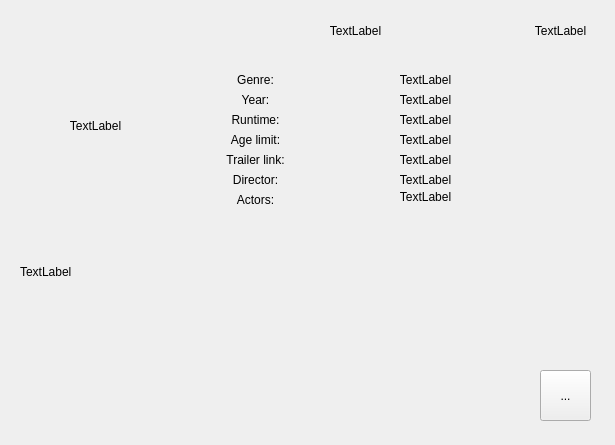
Old version of the form source/interface/MovieCardInfo.ui in the repository ValldemarXorin/Labs-2-cours.
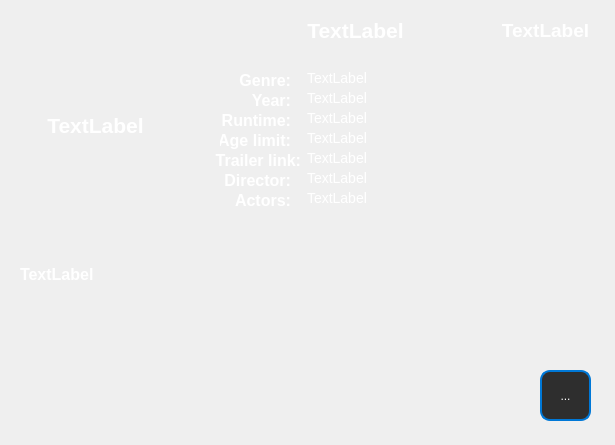
New version of the form.

Commit message: +autoselection movie (commented)

```diff
--- a/source/interface/MovieCardInfo.ui
+++ b/source/interface/MovieCardInfo.ui
@@ -13,6 +13,14 @@
   <property name="windowTitle">
    <string>MovieCardInfo</string>
   </property>
+  <property name="styleSheet">
+   <string notr="true">QWidget {
+                background: qlineargradient(x1: 0, y1: 0, x2: 1, y2: 0, 
+                                    stop: 0 #1E1E1E, /* Начальный цвет (темный) */
+                                    stop: 1 #001f3f); /* Конечный цвет (темно-синий) */
+        color: #FFFFFF; /* Цвет текста по умолчанию */
+    }</string>
+  </property>
   <widget class="QLabel" name="PosterLink">
    <property name="geometry">
     <rect>
@@ -22,6 +30,14 @@
      <height>231</height>
     </rect>
    </property>
+   <property name="styleSheet">
+    <string notr="true">QLabel {
+		background-color: none;
+        color: #FFFFFF; /* Цвет текста */
+        font: bold 16pt; /* Прописной стиль текста */
+        text-align: center; /* Выравнивание текста по центру */
+    }</string>
+   </property>
    <property name="text">
     <string>TextLabel</string>
    </property>
@@ -38,6 +54,14 @@
      <height>41</height>
     </rect>
    </property>
+   <property name="styleSheet">
+    <string notr="true">QLabel {
+		background-color: none;
+        color: #FFFFFF; /* Цвет текста */
+        font: bold 16pt; /* Прописной стиль текста */
+        text-align: center; /* Выравнивание текста по центру */
+    }</string>
+   </property>
    <property name="text">
     <string>TextLabel</string>
    </property>
@@ -54,27 +78,45 @@
      <height>20</height>
     </rect>
    </property>
+   <property name="styleSheet">
+    <string notr="true">QLabel {
+		background-color: none;
+        color: #FFFFFF; /* Цвет текста */
+        font: bold 12pt; /* Прописной стиль текста */
+        text-align: center; /* Выравнивание текста по центру */
+    }</string>
+   </property>
    <property name="text">
     <string>Genre:</string>
    </property>
    <property name="alignment">
-    <set>Qt::AlignmentFlag::AlignCenter</set>
+    <set>Qt::AlignmentFlag::AlignRight|Qt::AlignmentFlag::AlignTrailing|Qt::AlignmentFlag::AlignVCenter</set>
    </property>
   </widget>
   <widget class="QLabel" name="Genre">
    <property name="geometry">
     <rect>
-     <x>290</x>
+     <x>307</x>
      <y>70</y>
-     <width>271</width>
+     <width>280</width>
      <height>20</height>
     </rect>
    </property>
+   <property name="styleSheet">
+    <string notr="true">QLabel {
+		background-color: none;
+        color: #FFFFFF; /* Цвет текста */
+		font-size: 14px;
+		font-weight: 400;
+        /*font: bold 12pt;  Прописной стиль текста */
+        text-align: center; /* Выравнивание текста по центру */
+    }</string>
+   </property>
    <property name="text">
     <string>TextLabel</string>
    </property>
    <property name="alignment">
-    <set>Qt::AlignmentFlag::AlignCenter</set>
+    <set>Qt::AlignmentFlag::AlignLeading|Qt::AlignmentFlag::AlignLeft|Qt::AlignmentFlag::AlignTop</set>
    </property>
   </widget>
   <widget class="QLabel" name="YearText">
@@ -86,27 +128,45 @@
      <height>20</height>
     </rect>
    </property>
+   <property name="styleSheet">
+    <string notr="true">QLabel {
+		background-color: none;
+        color: #FFFFFF; /* Цвет текста */
+        font: bold 12pt; /* Прописной стиль текста */
+        text-align: center; /* Выравнивание текста по центру */
+    }</string>
+   </property>
    <property name="text">
     <string>Year:</string>
    </property>
    <property name="alignment">
-    <set>Qt::AlignmentFlag::AlignCenter</set>
+    <set>Qt::AlignmentFlag::AlignRight|Qt::AlignmentFlag::AlignTrailing|Qt::AlignmentFlag::AlignVCenter</set>
    </property>
   </widget>
   <widget class="QLabel" name="Year">
    <property name="geometry">
     <rect>
-     <x>290</x>
+     <x>307</x>
      <y>90</y>
-     <width>271</width>
+     <width>280</width>
      <height>20</height>
     </rect>
    </property>
+   <property name="styleSheet">
+    <string notr="true">QLabel {
+		background-color: none;
+        color: #FFFFFF; /* Цвет текста */
+		font-size: 14px;
+		font-weight: 400;
+        /*font: bold 12pt;  Прописной стиль текста */
+        text-align: center; /* Выравнивание текста по центру */
+    }</string>
+   </property>
    <property name="text">
     <string>TextLabel</string>
    </property>
    <property name="alignment">
-    <set>Qt::AlignmentFlag::AlignCenter</set>
+    <set>Qt::AlignmentFlag::AlignLeading|Qt::AlignmentFlag::AlignLeft|Qt::AlignmentFlag::AlignTop</set>
    </property>
   </widget>
   <widget class="QLabel" name="RuntimeText">
@@ -118,11 +178,19 @@
      <height>20</height>
     </rect>
    </property>
+   <property name="styleSheet">
+    <string notr="true">QLabel {
+		background-color: none;
+        color: #FFFFFF; /* Цвет текста */
+        font: bold 12pt; /* Прописной стиль текста */
+        text-align: center; /* Выравнивание текста по центру */
+    }</string>
+   </property>
    <property name="text">
     <string>Runtime:</string>
    </property>
    <property name="alignment">
-    <set>Qt::AlignmentFlag::AlignCenter</set>
+    <set>Qt::AlignmentFlag::AlignRight|Qt::AlignmentFlag::AlignTrailing|Qt::AlignmentFlag::AlignVCenter</set>
    </property>
   </widget>
   <widget class="QLabel" name="AgeLimitText">
@@ -134,75 +202,121 @@
      <height>20</height>
     </rect>
    </property>
+   <property name="styleSheet">
+    <string notr="true">QLabel {
+		background-color: none;
+        color: #FFFFFF; /* Цвет текста */
+        font: bold 12pt; /* Прописной стиль текста */
+        text-align: center; /* Выравнивание текста по центру */
+    }</string>
+   </property>
    <property name="text">
     <string>Age limit:</string>
    </property>
    <property name="alignment">
-    <set>Qt::AlignmentFlag::AlignCenter</set>
+    <set>Qt::AlignmentFlag::AlignRight|Qt::AlignmentFlag::AlignTrailing|Qt::AlignmentFlag::AlignVCenter</set>
    </property>
   </widget>
   <widget class="QLabel" name="Runtime">
    <property name="geometry">
     <rect>
-     <x>290</x>
+     <x>307</x>
      <y>110</y>
-     <width>271</width>
+     <width>280</width>
      <height>20</height>
     </rect>
    </property>
+   <property name="styleSheet">
+    <string notr="true">QLabel {
+		background-color: none;
+        color: #FFFFFF; /* Цвет текста */
+		font-size: 14px;
+		font-weight: 400;
+        /*font: bold 12pt;  Прописной стиль текста */
+        text-align: center; /* Выравнивание текста по центру */
+    }</string>
+   </property>
    <property name="text">
     <string>TextLabel</string>
    </property>
    <property name="alignment">
-    <set>Qt::AlignmentFlag::AlignCenter</set>
+    <set>Qt::AlignmentFlag::AlignLeading|Qt::AlignmentFlag::AlignLeft|Qt::AlignmentFlag::AlignTop</set>
    </property>
   </widget>
   <widget class="QLabel" name="AgeLimit">
    <property name="geometry">
     <rect>
-     <x>290</x>
+     <x>307</x>
      <y>130</y>
-     <width>271</width>
+     <width>280</width>
      <height>20</height>
     </rect>
    </property>
+   <property name="styleSheet">
+    <string notr="true">QLabel {
+		background-color: none;
+        color: #FFFFFF; /* Цвет текста */
+		font-size: 14px;
+		font-weight: 400;
+        /*font: bold 12pt;  Прописной стиль текста */
+        text-align: center; /* Выравнивание текста по центру */
+    }</string>
+   </property>
    <property name="text">
     <string>TextLabel</string>
    </property>
    <property name="alignment">
-    <set>Qt::AlignmentFlag::AlignCenter</set>
+    <set>Qt::AlignmentFlag::AlignLeading|Qt::AlignmentFlag::AlignLeft|Qt::AlignmentFlag::AlignTop</set>
    </property>
   </widget>
   <widget class="QLabel" name="TrailerLinkText">
    <property name="geometry">
     <rect>
-     <x>220</x>
+     <x>210</x>
      <y>150</y>
-     <width>71</width>
+     <width>91</width>
      <height>20</height>
     </rect>
    </property>
+   <property name="styleSheet">
+    <string notr="true">QLabel {
+		background-color: none;
+        color: #FFFFFF; /* Цвет текста */
+        font: bold 12pt; /* Прописной стиль текста */
+        text-align: center; /* Выравнивание текста по центру */
+    }</string>
+   </property>
    <property name="text">
     <string>Trailer link:</string>
    </property>
    <property name="alignment">
-    <set>Qt::AlignmentFlag::AlignCenter</set>
+    <set>Qt::AlignmentFlag::AlignRight|Qt::AlignmentFlag::AlignTrailing|Qt::AlignmentFlag::AlignVCenter</set>
    </property>
   </widget>
   <widget class="QLabel" name="TrailerLink">
    <property name="geometry">
     <rect>
-     <x>290</x>
+     <x>307</x>
      <y>150</y>
-     <width>271</width>
+     <width>280</width>
      <height>20</height>
     </rect>
    </property>
+   <property name="styleSheet">
+    <string notr="true">QLabel {
+		background-color: none;
+        color: #FFFFFF; /* Цвет текста */
+		font-size: 14px;
+		font-weight: 400;
+        /*font: bold 12pt;  Прописной стиль текста */
+        text-align: center; /* Выравнивание текста по центру */
+    }</string>
+   </property>
    <property name="text">
     <string>TextLabel</string>
    </property>
    <property name="alignment">
-    <set>Qt::AlignmentFlag::AlignCenter</set>
+    <set>Qt::AlignmentFlag::AlignLeading|Qt::AlignmentFlag::AlignLeft|Qt::AlignmentFlag::AlignTop</set>
    </property>
   </widget>
   <widget class="QLabel" name="DirectorText">
@@ -214,38 +328,64 @@
      <height>20</height>
     </rect>
    </property>
+   <property name="styleSheet">
+    <string notr="true">QLabel {
+		background-color: none;
+        color: #FFFFFF; /* Цвет текста */
+        font: bold 12pt; /* Прописной стиль текста */
+        text-align: center; /* Выравнивание текста по центру */
+    }</string>
+   </property>
    <property name="text">
     <string>Director:</string>
    </property>
    <property name="alignment">
-    <set>Qt::AlignmentFlag::AlignCenter</set>
+    <set>Qt::AlignmentFlag::AlignRight|Qt::AlignmentFlag::AlignTrailing|Qt::AlignmentFlag::AlignVCenter</set>
    </property>
   </widget>
   <widget class="QLabel" name="Director">
    <property name="geometry">
     <rect>
-     <x>290</x>
+     <x>307</x>
      <y>170</y>
-     <width>271</width>
+     <width>280</width>
      <height>20</height>
     </rect>
    </property>
+   <property name="styleSheet">
+    <string notr="true">QLabel {
+		background-color: none;
+        color: #FFFFFF; /* Цвет текста */
+		font-size: 14px;
+		font-weight: 400;
+        /*font: bold 12pt;  Прописной стиль текста */
+        text-align: center; /* Выравнивание текста по центру */
+    }</string>
+   </property>
    <property name="text">
     <string>TextLabel</string>
    </property>
    <property name="alignment">
-    <set>Qt::AlignmentFlag::AlignCenter</set>
+    <set>Qt::AlignmentFlag::AlignLeading|Qt::AlignmentFlag::AlignLeft|Qt::AlignmentFlag::AlignTop</set>
    </property>
   </widget>
   <widget class="QLabel" name="Rating">
    <property name="geometry">
     <rect>
-     <x>530</x>
+     <x>500</x>
      <y>10</y>
-     <width>61</width>
+     <width>91</width>
      <height>41</height>
     </rect>
    </property>
+   <property name="styleSheet">
+    <string notr="true">QLabel {
+		background-color: none;
+        color: #FFFFFF; /* Цвет текста */
+        font: bold 14pt; /* Прописной стиль текста */
+        text-align: center; /* Выравнивание текста по центру */
+    }</string>
+   </property>
    <property name="text">
     <string>TextLabel</string>
    </property>
@@ -262,27 +402,45 @@
      <height>20</height>
     </rect>
    </property>
+   <property name="styleSheet">
+    <string notr="true">QLabel {
+		background-color: none;
+        color: #FFFFFF; /* Цвет текста */
+        font: bold 12pt; /* Прописной стиль текста */
+        text-align: center; /* Выравнивание текста по центру */
+    }</string>
+   </property>
    <property name="text">
     <string>Actors:</string>
    </property>
    <property name="alignment">
-    <set>Qt::AlignmentFlag::AlignCenter</set>
+    <set>Qt::AlignmentFlag::AlignRight|Qt::AlignmentFlag::AlignTrailing|Qt::AlignmentFlag::AlignVCenter</set>
    </property>
   </widget>
   <widget class="QLabel" name="Actors">
    <property name="geometry">
     <rect>
-     <x>290</x>
+     <x>307</x>
      <y>190</y>
-     <width>271</width>
+     <width>280</width>
      <height>51</height>
     </rect>
    </property>
+   <property name="styleSheet">
+    <string notr="true">QLabel {
+		background-color: none;
+        color: #FFFFFF; /* Цвет текста */
+		font-size: 14px;
+		font-weight: 400;
+        /*font: bold 12pt;  Прописной стиль текста */
+        text-align: center; /* Выравнивание текста по центру */
+    }</string>
+   </property>
    <property name="text">
     <string>TextLabel</string>
    </property>
    <property name="alignment">
-    <set>Qt::AlignmentFlag::AlignHCenter|Qt::AlignmentFlag::AlignTop</set>
+    <set>Qt::AlignmentFlag::AlignLeading|Qt::AlignmentFlag::AlignLeft|Qt::AlignmentFlag::AlignTop</set>
    </property>
   </widget>
   <widget class="QLabel" name="Description">
@@ -294,6 +452,14 @@
      <height>151</height>
     </rect>
    </property>
+   <property name="styleSheet">
+    <string notr="true">QLabel {
+		background-color: none;
+        color: #FFFFFF; /* Цвет текста */
+        font: bold 12pt; /* Прописной стиль текста */
+        text-align: center; /* Выравнивание текста по центру */
+    }</string>
+   </property>
    <property name="text">
     <string>TextLabel</string>
    </property>
@@ -313,6 +479,24 @@
      <height>51</height>
     </rect>
    </property>
+   <property name="styleSheet">
+    <string notr="true">QToolButton {
+    background-color: #2E2E2E; /* Темный фон */
+    color: #FFFFFF; /* Белый текст */
+    border: 2px solid #0078d7; /* Цвет границы */
+    border-radius: 10px; /* Закругленные углы */
+    padding: 5px; /* Отступы */
+}
+
+QToolButton:hover {
+    background-color: #1E1E1E; /* Более светлый фон при наведении */
+}
+
+QToolButton:pressed {
+    background-color: #0078d7; /* Цвет фона при нажатии */
+    color: #FFFFFF; /* Белый текст при нажатии */
+}</string>
+   </property>
    <property name="text">
     <string>...</string>
    </property>
```
The commit also changes 28 other files.
